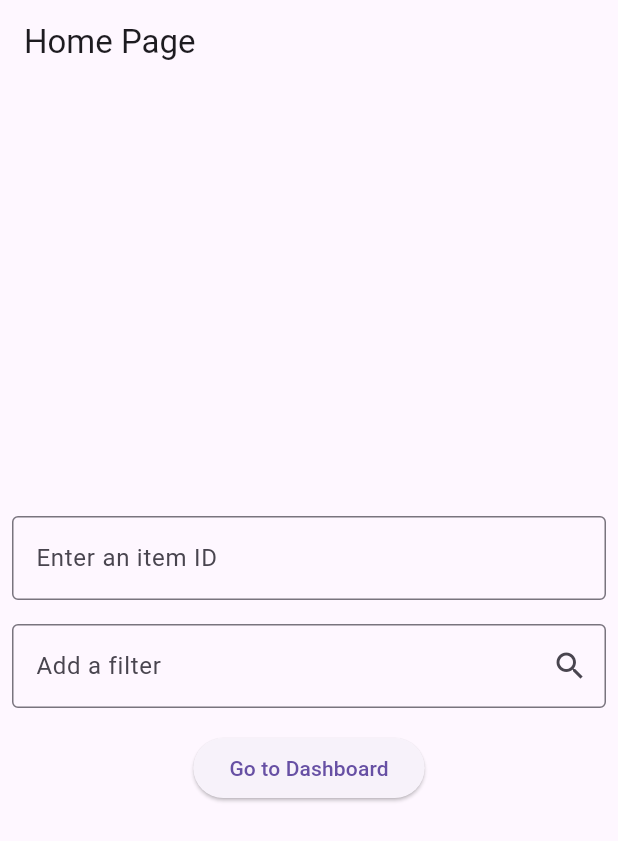
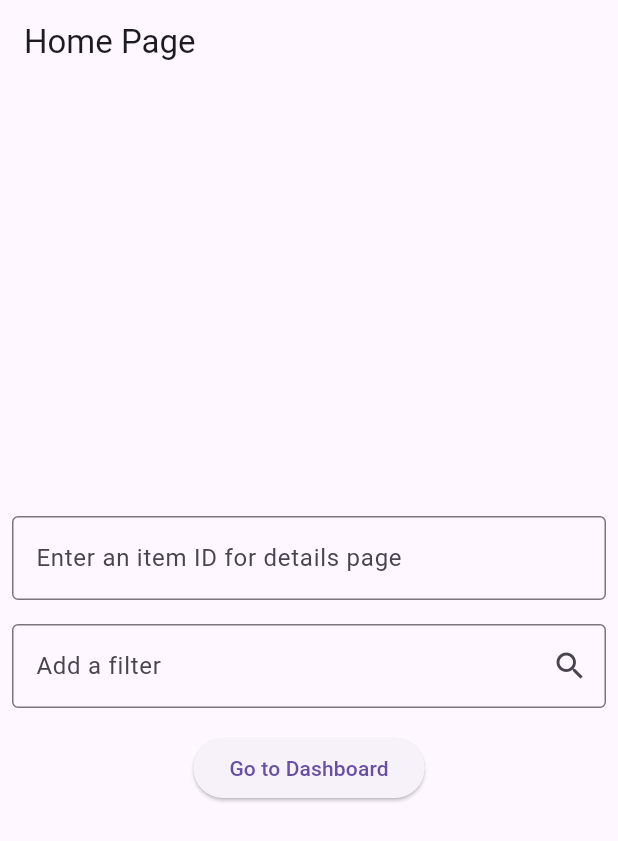
Before and after one commit to khkred/flutter_comp_go_router, a Flutter app: the screen it shows after launch, on a phone screen of 412 x 824 dp. Shown: the top 841 px of the screen. Run offline on Flutter 3.47's test engine with Material 3 defaults, Android fonts, the phone set to English and light mode, and no system bars; our stand-ins replace go_router.

Commit message:
Custom Transitions Added

```diff
--- a/lib/screens/home_page.dart
+++ b/lib/screens/home_page.dart
@@ -31,7 +31,7 @@ class _HomePageState extends State<HomePage> {
             controller: _detailsPageIdController,
             keyboardType: TextInputType.number,  // Set the keyboard type to numeric
             decoration: InputDecoration(
-              hintText: 'Enter an item ID',
+              hintText: 'Enter an item ID for details page',
               border: const OutlineInputBorder(),
               suffixIcon: _detailsPageIdController.text.isNotEmpty ? IconButton(
                 icon: const Icon(Icons.arrow_forward),
--- /dev/null
+++ b/lib/widgets/custom_transition_page.dart
@@ -0,0 +1,23 @@
+import 'package:flutter/material.dart';
+
+class CustomTransitionPage extends Page {
+  final Widget child;
+  final Duration transitionDuration;
+  final RouteTransitionsBuilder transitionsBuilder;
+
+  CustomTransitionPage({
+    required this.child,
+    this.transitionDuration = const Duration(milliseconds: 1200),
+    required this.transitionsBuilder,
+  }) : super(key: ValueKey(child));
+
+  @override
+  Route createRoute(BuildContext context) {
+    return PageRouteBuilder(
+      settings: this,
+      pageBuilder: (context, animation, secondaryAnimation) => child,
+      transitionDuration: transitionDuration,
+      transitionsBuilder: transitionsBuilder,
+    );
+  }
+}
```
Also changed, not shown: lib/app_router.dart (+15 -8 lines).
